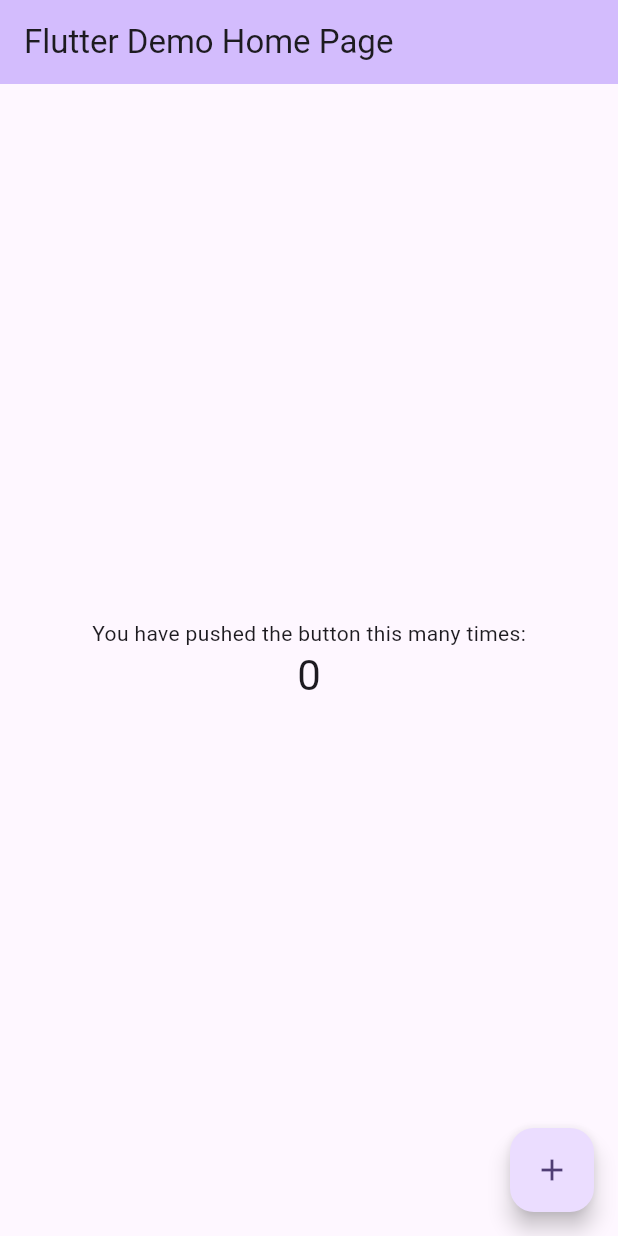
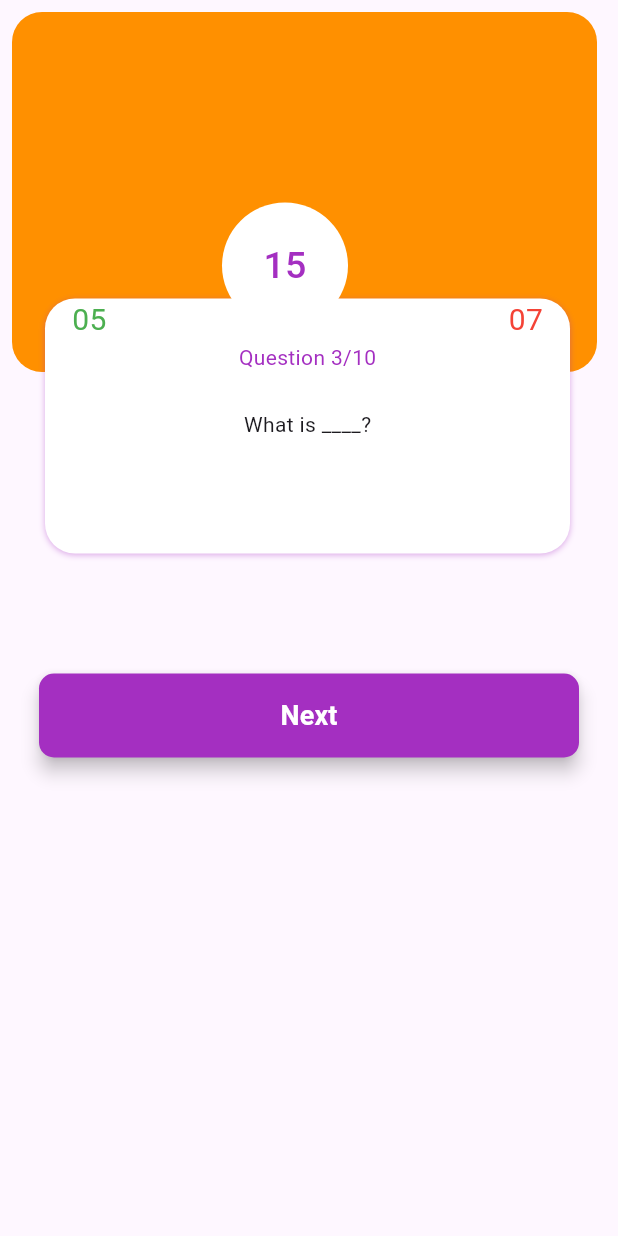
Before and after one commit to Bremdfam/dmit2504-assignment1, a Flutter app: the screen it shows after launch, on a phone screen of 412 x 824 dp. Run offline on Flutter 3.47's test engine with Material 3 defaults, Android fonts, the phone set to English and light mode, and no system bars.

Commit message:
Basic homepage

```diff
--- /dev/null
+++ b/quiz_app/quiz_app/lib/HomePage.dart
@@ -0,0 +1,118 @@
+import 'package:flutter/material.dart';
+class HomePage extends StatefulWidget {
+  const HomePage({super.key});
+
+  @override
+  State<HomePage> createState() => _HomePageState();
+}
+
+class _HomePageState extends State<HomePage> {
+  @override
+  Widget build(BuildContext context) {
+    return Scaffold(
+      body: Padding(
+        padding: EdgeInsets.all(8),
+        child: Column(
+          children: [
+            SizedBox(
+              height: 421,
+              width: 400,
+              child: Stack(
+                children: [
+                  Container(
+                    height: 240,
+                    width: 390,
+                    decoration: BoxDecoration(
+                      color: const Color(0xFFFF9000),
+                      borderRadius: BorderRadius.circular(20)
+                    ),
+                  ),
+                  Positioned(
+                    bottom: 60,
+                    left: 22,
+                    child: Container(
+                      height: 170,
+                      width: 350,
+                      decoration: BoxDecoration(
+                        color: Colors.white,
+                        borderRadius: BorderRadius.circular(20),
+                        boxShadow: [
+                          BoxShadow(
+                            offset: Offset(0, 1),
+                            blurRadius: 3,
+                            color: Color(0xffA42FC1).withOpacity(.4)
+                          )
+                        ]
+                      ),
+                      child: const Padding(
+                        padding: EdgeInsets.symmetric(horizontal: 18),
+                      child: Column(
+                        children: [
+                        Row(mainAxisAlignment: MainAxisAlignment.spaceBetween,
+                        children: [
+                          Text('05',style: TextStyle(color: Colors.green, fontSize: 20
+                          ),),
+                          Text('07',style: TextStyle(color: Colors.red, fontSize: 20
+                          ),),
+                        ],
+                        ),
+                        Center(
+                          child: Text("Question 3/10",style: TextStyle(
+                            color: Color(0xffA42FC1)
+                          ),)
+                        ),
+                        SizedBox(
+                          height: 25,
+
+                        ),
+                        Text("What is ____?")
+
+                      ]
+                      ),
+                      ),
+                    )
+
+                  ),
+                  const Positioned(
+                    bottom: 210,
+                    left: 140,
+                    child: CircleAvatar(
+                      radius: 42,
+                      backgroundColor: Colors.white,
+                      child: Center(
+                        child: Text('15', style: TextStyle(
+                          color: Color(0xffA42FC1),fontSize: 25
+                      ),),
+                      ),
+                    )
+                    )
+                ],
+              ),
+            ),
+            const SizedBox(height: 20,),
+            Padding(padding: EdgeInsets.symmetric(horizontal: 18),
+            child: ElevatedButton(
+              style: ElevatedButton.styleFrom(
+                primary: Color(0xffA42FC1),
+                padding: EdgeInsets.symmetric(horizontal: 20, vertical: 15),
+                shape: RoundedRectangleBorder(
+                  borderRadius: BorderRadius.circular(10),
+                ),
+                elevation: 5
+              ),
+              onPressed: (){},
+              child:Container(
+                alignment: Alignment.center,
+
+              child: const Text('Next',style: TextStyle(color: Colors.white,fontSize: 18, fontWeight: FontWeight.bold
+              ),
+              )
+              ),
+              ))
+          ],
+        )
+      )
+
+    );
+  }
+}
--- a/quiz_app/quiz_app/lib/main.dart
+++ b/quiz_app/quiz_app/lib/main.dart
@@ -1,4 +1,6 @@
 import 'package:flutter/material.dart';
+
+import 'HomePage.dart';
 
 void main() {
   runApp(const MyApp());
@@ -7,119 +9,13 @@ void main() {
 class MyApp extends StatelessWidget {
   const MyApp({super.key});
 
-  // This widget is the root of your application.
   @override
-  Widget build(BuildContext context) {
-    return MaterialApp(
-      title: 'Flutter Demo',
-      theme: ThemeData(
-        // This is the theme of your application.
-        //
-        // TRY THIS: Try running your application with "flutter run". You'll see
-        // the application has a purple toolbar. Then, without quitting the app,
-        // try changing the seedColor in the colorScheme below to Colors.green
-        // and then invoke "hot reload" (save your changes or press the "hot
-        // reload" button in a Flutter-supported IDE, or press "r" if you used
-        // the command line to start the app).
-        //
-        // Notice that the counter didn't reset back to zero; the application
-        // state is not lost during the reload. To reset the state, use hot
-        // restart instead.
-        //
-        // This works for code too, not just values: Most code changes can be
-        // tested with just a hot reload.
-        colorScheme: ColorScheme.fromSeed(seedColor: Colors.deepPurple),
-        useMaterial3: true,
-      ),
-      home: const MyHomePage(title: 'Flutter Demo Home Page'),
+  Widget build(BuildContext context){
+    return const MaterialApp(
+      debugShowCheckedModeBanner: false,
+      home: HomePage(),
+
     );
   }
+
 }
-
-class MyHomePage extends StatefulWidget {
-  const MyHomePage({super.key, required this.title});
-
-  // This widget is the home page of your application. It is stateful, meaning
-  // that it has a State object (defined below) that contains fields that affect
-  // how it looks.
-
-  // This class is the configuration for the state. It holds the values (in this
-  // case the title) provided by the parent (in this case the App widget) and
-  // used by the build method of the State. Fields in a Widget subclass are
-  // always marked "final".
-
-  final String title;
-
-  @override
-  State<MyHomePage> createState() => _MyHomePageState();
-}
-
-class _MyHomePageState extends State<MyHomePage> {
-  int _counter = 0;
-
-  void _incrementCounter() {
-    setState(() {
-      // This call to setState tells the Flutter framework that something has
-      // changed in this State, which causes it to rerun the build method below
-      // so that the display can reflect the updated values. If we changed
-      // _counter without calling setState(), then the build method would not be
-      // called again, and so nothing would appear to happen.
-      _counter++;
-    });
-  }
-
-  @override
-  Widget build(BuildContext context) {
-    // This method is rerun every time setState is called, for instance as done
-    // by the _incrementCounter method above.
-    //
-    // The Flutter framework has been optimized to make rerunning build methods
-    // fast, so that you can just rebuild anything that needs updating rather
-    // than having to individually change instances of widgets.
-    return Scaffold(
-      appBar: AppBar(
-        // TRY THIS: Try changing the color here to a specific color (to
-        // Colors.amber, perhaps?) and trigger a hot reload to see the AppBar
-        // change color while the other colors stay the same.
-        backgroundColor: Theme.of(context).colorScheme.inversePrimary,
-        // Here we take the value from the MyHomePage object that was created by
-        // the App.build method, and use it to set our appbar title.
-        title: Text(widget.title),
-      ),
-      body: Center(
-        // Center is a layout widget. It takes a single child and positions it
-        // in the middle of the parent.
-        child: Column(
-          // Column is also a layout widget. It takes a list of children and
-          // arranges them vertically. By default, it sizes itself to fit its
-          // children horizontally, and tries to be as tall as its parent.
-          //
-          // Column has various properties to control how it sizes itself and
-          // how it positions its children. Here we use mainAxisAlignment to
-          // center the children vertically; the main axis here is the vertical
-          // axis because Columns are vertical (the cross axis would be
-          // horizontal).
-          //
-          // TRY THIS: Invoke "debug painting" (choose the "Toggle Debug Paint"
-          // action in the IDE, or press "p" in the console), to see the
-          // wireframe for each widget.
-          mainAxisAlignment: MainAxisAlignment.center,
-          children: <Widget>[
-            const Text(
-              'You have pushed the button this many times:',
-            ),
-            Text(
-              '$_counter',
-              style: Theme.of(context).textTheme.headlineMedium,
-            ),
-          ],
-        ),
-      ),
-      floatingActionButton: FloatingActionButton(
-        onPressed: _incrementCounter,
-        tooltip: 'Increment',
-        child: const Icon(Icons.add),
-      ), // This trailing comma makes auto-formatting nicer for build methods.
-    );
-  }
-}
```
Also changed, not shown: quiz_app/quiz_app/lib/Options.dart (added).
